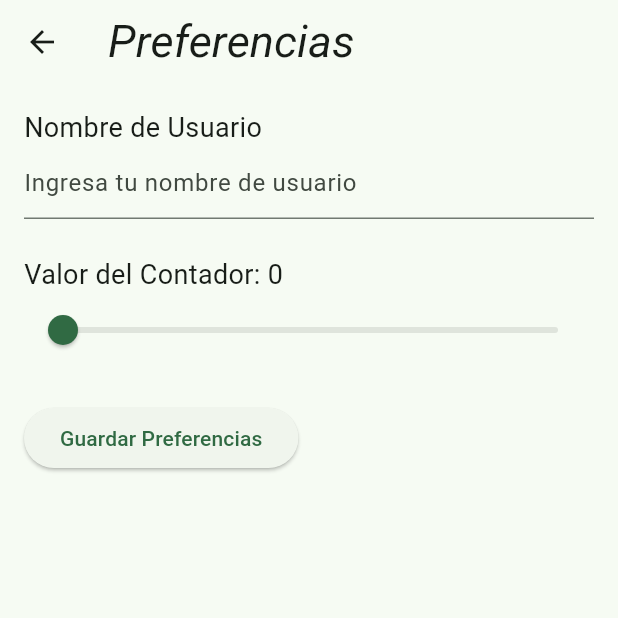
After one commit to Nai144/3479A321_2022479501, a Flutter app: the PreferencesScreen screen opened directly, on a phone screen of 412 x 824 dp, the top half of it. The commit adds this screen. Run offline on Flutter 3.47's test engine with Material 3 defaults, Android fonts, the phone set to English and light mode, and no system bars; our stand-ins replace flutter_svg, logger, shared_preferences; accounts and stored records are empty; Roboto replaces fonts that are missing (Decaydence).

Commit message:
Avance de lab

```diff
--- /dev/null
+++ b/lib/pages/preferencesScreen.dart
@@ -0,0 +1,85 @@
+import 'package:flutter/material.dart';
+import 'package:shared_preferences/shared_preferences.dart';
+
+class PreferencesScreen extends StatefulWidget {
+  @override
+  _PreferencesScreenState createState() => _PreferencesScreenState();
+}
+
+class _PreferencesScreenState extends State<PreferencesScreen> {
+  String _username = '';
+  double _counterValue = 0;
+
+  // Método para cargar las preferencias
+  Future<void> _loadPreferences() async {
+    SharedPreferences prefs = await SharedPreferences.getInstance();
+    setState(() {
+      _username = prefs.getString('username') ?? '';
+      _counterValue = prefs.getDouble('counterValue') ?? 0;
+    });
+  }
+
+  // Método para guardar las preferencias
+  Future<void> _savePreferences() async {
+    SharedPreferences prefs = await SharedPreferences.getInstance();
+    await prefs.setString('username', _username);
+    await prefs.setDouble('counterValue', _counterValue);
+
+  }
+
+  @override
+  void initState() {
+    super.initState();
+    _loadPreferences();
+  }
+
+  @override
+  Widget build(BuildContext context) {
+    return Scaffold(
+      appBar: AppBar(
+        title: Text('Preferencias'),
+      ),
+      body: Padding(
+        padding: const EdgeInsets.all(16.0),
+        child: Column(
+          crossAxisAlignment: CrossAxisAlignment.start,
+          children: [
+            Text('Nombre de Usuario', style: TextStyle(fontSize: 18)),
+            TextFormField(
+              initialValue: _username,
+              decoration: InputDecoration(hintText: 'Ingresa tu nombre de usuario'),
+              onChanged: (value) {
+                setState(() {
+                  _username = value;
+                });
+              },
+            ),
+            SizedBox(height: 24),
+            Text('Valor del Contador: ${_counterValue.toInt()}', style: TextStyle(fontSize: 18)),
+            Slider(
+              value: _counterValue,
+              min: 0,
+              max: 100,
+              divisions: 100,
+              label: _counterValue.toInt().toString(),
+              onChanged: (value) {
+                setState(() {
+                  _counterValue = value;
+                });
+              },
+            ),
+            SizedBox(height: 24),
+            ElevatedButton(
+              onPressed: () {
+                _savePreferences();
+                // Retornar a la pantalla anterior, indicando que se guardaron las preferencias
+                Navigator.pop(context, true);
+              },
+              child: Text('Guardar Preferencias'),
+            ),
+          ],
+        ),
+      ),
+    );
+  }
+}
--- a/pubspec.yaml
+++ b/pubspec.yaml
@@ -37,6 +37,8 @@ dependencies:
 
   cupertino_icons: ^1.0.8
   shared_preferences: ^2.3.2
+  sqflite: ^2.4.0
+  path: ^1.9.0
 
 dev_dependencies:
   flutter_test:
```
Also changed, not shown: lib/pages/main.dart (+134 -2 lines), pubspec.lock, utils/DatabaseHelper.dart (added), 1 other file.
